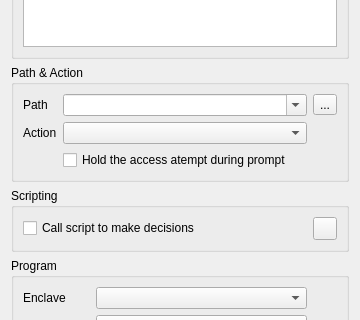
First picture: the form in MajorPrivacy/Forms/AccessRuleWnd.ui, repository xanasoft/MajorPrivacy, before the edit; both pictures show x 0 to 360 and y 91 to 411 of the 360 by 550 pixel window.
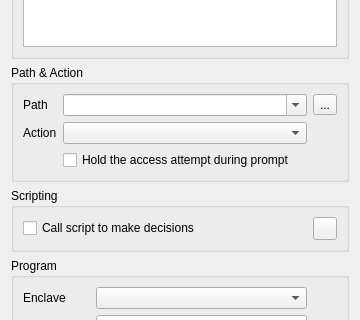
Second picture: the form after the edit.

```diff
--- a/MajorPrivacy/Forms/AccessRuleWnd.ui
+++ b/MajorPrivacy/Forms/AccessRuleWnd.ui
@@ -78,7 +78,7 @@
       <item row="3" column="1" colspan="3">
        <widget class="QCheckBox" name="chkInteractive">
         <property name="text">
-         <string>Hold the access atempt during prompt</string>
+         <string>Hold the access attempt during prompt</string>
         </property>
        </widget>
       </item>
```
